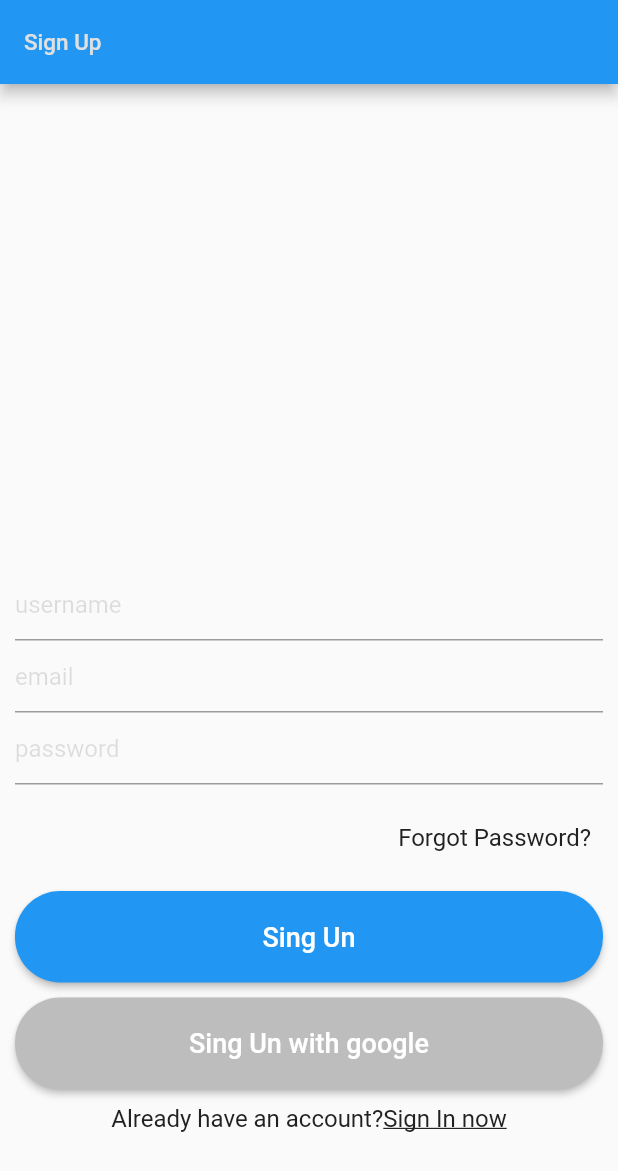
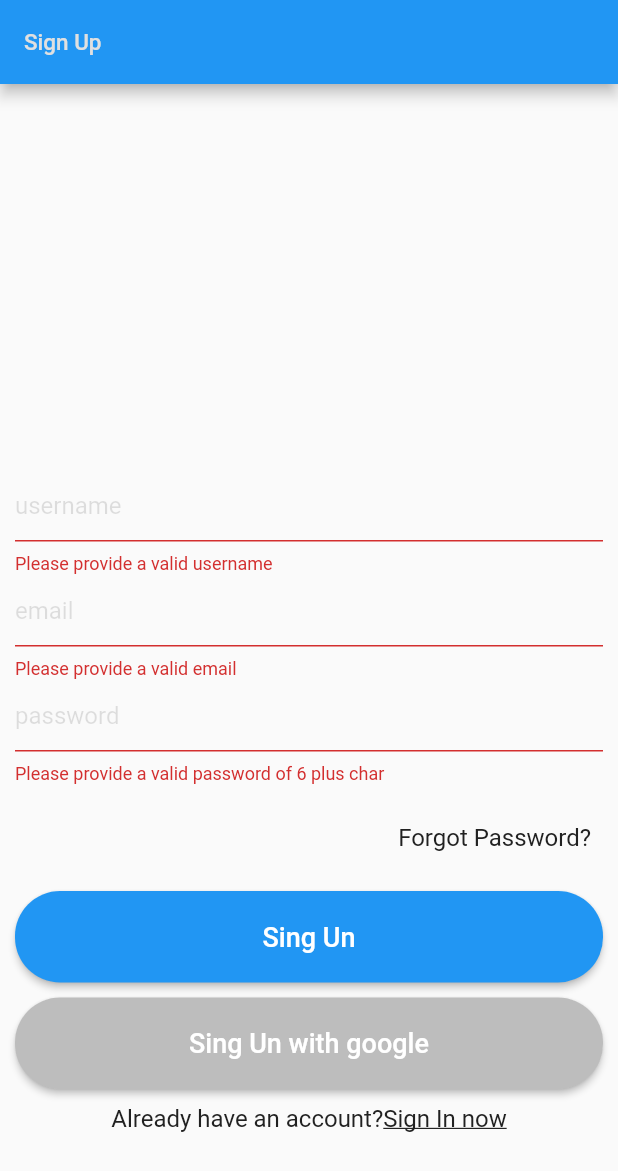
Before and after one commit to jishin/Authorized_chat, a Flutter app: the screen it shows after launch, after a tap on "Sing Un", on a phone screen of 412 x 824 dp. Shown: the top 1171 px of the screen. Run offline on Flutter 3.47's test engine with Material 2 defaults, Android fonts, the phone set to English and light mode, and no system bars; our stand-ins replace firebase_auth, firebase_core; accounts and stored records are empty.

```diff
--- a/lib/Screens/signup.dart
+++ b/lib/Screens/signup.dart
@@ -1,3 +1,4 @@
+import 'package:authorised_chat/services/auth.dart';
 import 'package:authorised_chat/widget.dart';
 import 'package:flutter/material.dart';
 
@@ -8,16 +9,41 @@ class SignUp extends StatefulWidget {
 
 class _SignUpState extends State<SignUp> {
 
+  bool isLoading = false;
+
+  AuthMethod authMethods = new AuthMethod();
+
+  final formKey = GlobalKey<FormState>();
+
   TextEditingController userNameTextEditingController = new TextEditingController();
   TextEditingController emailTextEditingController = new TextEditingController();
   TextEditingController passwordTextEditingController = new TextEditingController();
+
+  signMeUp(){
+    if(formKey.currentState.validate()){
+      setState(() {
+        isLoading = true;
+      });
+
+      authMethods.signUpWithEmailAndPassword(emailTextEditingController.text, passwordTextEditingController.text).then((val){
+        print("${val.uid}");
+
+        Navigator.pushReplacement(context, MaterialPageRoute(
+            builder: (context) =>
+        ))
+      });
+
+    }
+  }
 
 
   @override
   Widget build(BuildContext context) {
     return Scaffold(
       appBar: appBarMain("Sign Up"),
-      body: SingleChildScrollView(
+      body: isLoading ? Container(
+        child: Center(child: CircularProgressIndicator()),
+      ):SingleChildScrollView(
         child: Container(
           height: MediaQuery.of(context).size.height-50,
           alignment: Alignment.bottomCenter,
@@ -27,21 +53,40 @@ class _SignUpState extends State<SignUp> {
               child: Column(
                 mainAxisSize: MainAxisSize.min,
                 children: [
-                  TextField(
+                  Form(
+                    key: formKey,
+                    child: Column(
+                      children: [
+                        TextFormField(
+                            validator: (val){
+                              return val.isEmpty || val.length < 4 ? "Please provide a valid username": null ;
+                            },
                             controller: userNameTextEditingController,
                             style: simpleTextStyle(),
                             decoration: textFieldInputDecoration("username")
                         ),
-                  TextField(
+                        TextFormField(
+                            validator: (val){
+                              return RegExp(r"^[a-zA-Z0-9.a-zA-Z0-9.!#$%&'*+-/=?^_`{|}~]+@[a-zA-Z0-9]+\.[a-zA-Z]+").hasMatch(val) ?
+                              null : "Please provide a valid email";
+                            },
                             controller: emailTextEditingController,
                             style: simpleTextStyle(),
                             decoration: textFieldInputDecoration("email")
                         ),
-                  TextField(
+                        TextFormField(
+                            obscureText: true,
+                            validator: (val){
+                              return val.length > 6 ? null : "Please provide a valid password of 6 plus char";
+                            },
                             controller: passwordTextEditingController,
                             style: simpleTextStyle(),
                             decoration: textFieldInputDecoration("password")
                         ),
+                      ],
+                    ),
+                  ),
+
                   SizedBox(height: 10.0,),
                   Container(
                     alignment: Alignment.centerRight,
@@ -66,7 +111,10 @@ class _SignUpState extends State<SignUp> {
                         borderRadius: BorderRadius.circular(30.0),
                       ),
 
-                      onPressed: (){},
+                      onPressed: (){
+                        //TODO
+                        signMeUp();
+                      },
 
                       child: Text(
                         'Sing Un',
@@ -88,7 +136,9 @@ class _SignUpState extends State<SignUp> {
                         borderRadius: BorderRadius.circular(30.0),
                       ),
 
-                      onPressed: (){},
+                      onPressed: (){
+                        //TODO
+                      },
 
                       child: Text(
                         'Sing Un with google',
--- a/lib/main.dart
+++ b/lib/main.dart
@@ -1,8 +1,11 @@
+import 'package:firebase_core/firebase_core.dart';
 import 'package:flutter/material.dart';
 import 'package:authorised_chat/Screens/sign_in.dart';
 import 'package:authorised_chat/Screens/signup.dart';
 
-void main() {
+void main() async{
+  WidgetsFlutterBinding.ensureInitialized();
+  await Firebase.initializeApp();
   runApp(MyApp());
 }
 
--- a/lib/modal/user.dart
+++ b/lib/modal/user.dart
@@ -1,6 +1,6 @@
-class User{
+class IUser{
 
   String userId;
-  User({this.userId});
+  IUser({this.userId});
 
 }
--- a/pubspec.yaml
+++ b/pubspec.yaml
@@ -29,6 +29,9 @@ dependencies:
   # Use with the CupertinoIcons class for iOS style icons.
   cupertino_icons: ^1.0.0
   firebase_auth: ^0.18.1+2
+  cloud_firestore: ^0.14.1+3
+  firebase_core: ^0.5.0+1
+
 
 dev_dependencies:
   flutter_test:
```
Also changed, not shown: lib/services/auth.dart (+36 -3 lines), lib/Screens/chatRoomsScreen.dart (added), lib/Screens/conversation_screeen.dart (added), pubspec.lock, 3 other files. Lines whose indentation alone changed are shown as unchanged.
